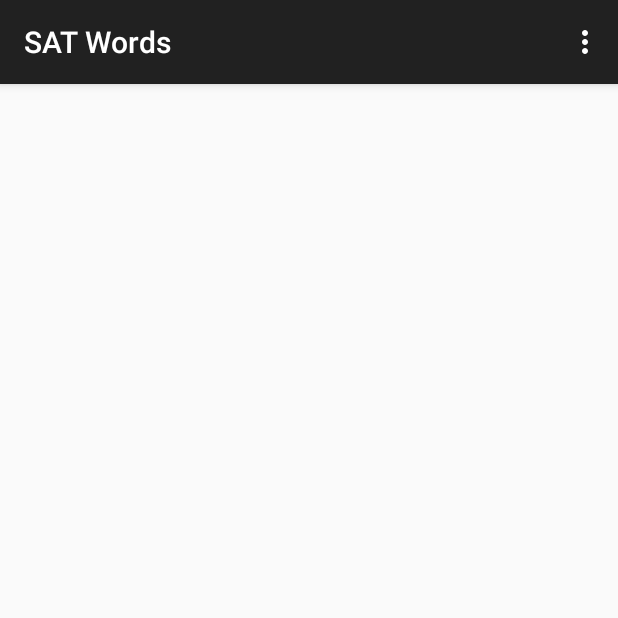
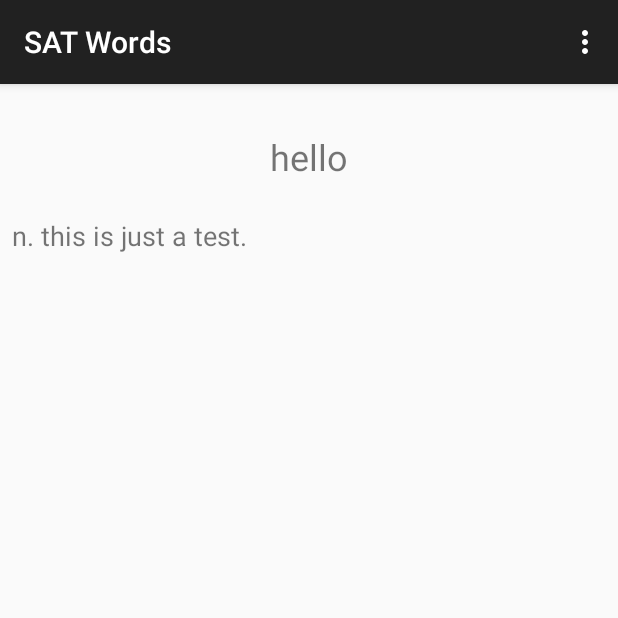
Before and after one commit to ezhao/SATWords, an Android app: the screen it shows after launch (MainActivity), on a phone screen of 412 x 824 dp, the top half of it. Run offline under Robolectric (Android 15) with nearby library versions, the phone set to English and light mode, and no system bars; our stand-ins replace ButterKnife.

Commit message:
create a simple fragment and model

```diff
--- a/app/build.gradle
+++ b/app/build.gradle
@@ -22,4 +22,5 @@ android {
 dependencies {
     compile fileTree(dir: 'libs', include: ['*.jar'])
     compile 'com.android.support:appcompat-v7:21.0.3'
+    compile 'com.jakewharton:butterknife:6.1.0'
 }
--- a/app/src/main/java/com/herokuapp/ezhao/satwords/MainActivity.java
+++ b/app/src/main/java/com/herokuapp/ezhao/satwords/MainActivity.java
@@ -1,5 +1,7 @@
 package com.herokuapp.ezhao.satwords;
 
+import android.support.v4.app.FragmentManager;
+import android.support.v4.app.FragmentTransaction;
 import android.support.v7.app.ActionBarActivity;
 import android.os.Bundle;
 import android.view.Menu;
@@ -11,6 +13,12 @@ public class MainActivity extends ActionBarActivity {
     protected void onCreate(Bundle savedInstanceState) {
         super.onCreate(savedInstanceState);
         setContentView(R.layout.activity_main);
+
+        FragmentManager fm = getSupportFragmentManager();
+        FragmentTransaction ft = fm.beginTransaction();
+        Word word = new Word("hello", "n. this is just a test.");
+        ft.replace(R.id.flFragment, WordFragment.newInstance(word));
+        ft.commit();
     }
 
     @Override
--- /dev/null
+++ b/app/src/main/java/com/herokuapp/ezhao/satwords/Word.java
@@ -0,0 +1,29 @@
+package com.herokuapp.ezhao.satwords;
+
+import java.io.Serializable;
+
+public class Word implements Serializable {
+    private String word;
+    private String definition;
+
+    public Word(String word, String definition) {
+        this.word = word;
+        this.definition = definition;
+    }
+
+    public String getWord() {
+        return word;
+    }
+
+    public void setWord(String word) {
+        this.word = word;
+    }
+
+    public String getDefinition() {
+        return definition;
+    }
+
+    public void setDefinition(String definition) {
+        this.definition = definition;
+    }
+}
--- /dev/null
+++ b/app/src/main/java/com/herokuapp/ezhao/satwords/WordFragment.java
@@ -0,0 +1,44 @@
+package com.herokuapp.ezhao.satwords;
+
+import android.os.Bundle;
+import android.support.annotation.Nullable;
+import android.support.v4.app.Fragment;
+import android.view.LayoutInflater;
+import android.view.View;
+import android.view.ViewGroup;
+import android.widget.TextView;
+import butterknife.ButterKnife;
+import butterknife.InjectView;
+
+public class WordFragment extends Fragment {
+    @InjectView(R.id.tvWord) TextView tvWord;
+    @InjectView(R.id.tvDefinition) TextView tvDefinition;
+    Word word;
+
+    public static WordFragment newInstance(Word word) {
+        WordFragment wordFragment = new WordFragment();
+        Bundle args = new Bundle();
+        args.putSerializable("word", word);
+        wordFragment.setArguments(args);
+        return wordFragment;
+    }
+
+    @Override
+    public void onCreate(Bundle savedInstanceState) {
+        super.onCreate(savedInstanceState);
+        word = (Word) getArguments().getSerializable("word");
+    }
+
+    @Override
+    public View onCreateView(LayoutInflater inflater, @Nullable ViewGroup container, @Nullable Bundle savedInstanceState) {
+        View view = inflater.inflate(R.layout.fragment_word, container, false);
+        ButterKnife.inject(this, view);
+
+        if (word != null) {
+            tvWord.setText(word.getWord());
+            tvDefinition.setText(word.getDefinition());
+        }
+
+        return view;
+    }
+}
--- a/app/src/main/res/layout/activity_main.xml
+++ b/app/src/main/res/layout/activity_main.xml
@@ -1,8 +1,12 @@
 <RelativeLayout xmlns:android="http://schemas.android.com/apk/res/android"
-    xmlns:tools="http://schemas.android.com/tools" android:layout_width="match_parent"
-    android:layout_height="match_parent" android:paddingLeft="@dimen/activity_horizontal_margin"
-    android:paddingRight="@dimen/activity_horizontal_margin"
-    android:paddingTop="@dimen/activity_vertical_margin"
-    android:paddingBottom="@dimen/activity_vertical_margin" tools:context=".MainActivity">
+    xmlns:tools="http://schemas.android.com/tools"
+    android:layout_width="match_parent"
+    android:layout_height="match_parent"
+    tools:context=".MainActivity">
+
+    <FrameLayout
+        android:id="@+id/flFragment"
+        android:layout_width="match_parent"
+        android:layout_height="match_parent" />
 
 </RelativeLayout>
--- /dev/null
+++ b/app/src/main/res/layout/fragment_word.xml
@@ -0,0 +1,23 @@
+<?xml version="1.0" encoding="utf-8"?>
+<RelativeLayout xmlns:android="http://schemas.android.com/apk/res/android"
+    android:padding="8dp"
+    android:layout_width="match_parent"
+    android:layout_height="match_parent">
+
+    <TextView
+        android:id="@+id/tvWord"
+        android:textSize="24sp"
+        android:layout_centerHorizontal="true"
+        android:layout_marginTop="24dp"
+        android:layout_marginBottom="24dp"
+        android:layout_width="wrap_content"
+        android:layout_height="wrap_content" />
+
+    <TextView
+        android:id="@+id/tvDefinition"
+        android:layout_below="@id/tvWord"
+        android:textSize="18sp"
+        android:layout_width="wrap_content"
+        android:layout_height="wrap_content" />
+
+</RelativeLayout>
```
